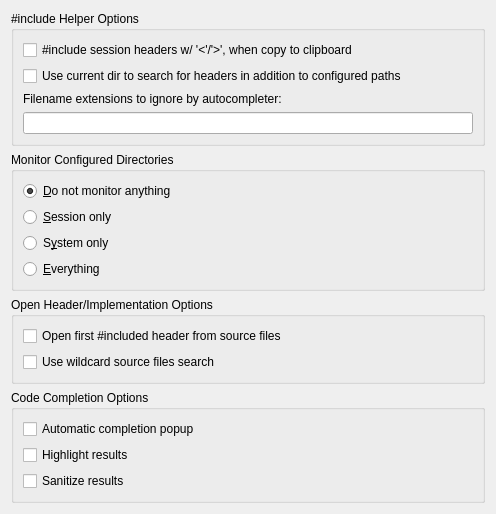
The window that src/other_settings.ui (zaufi/kate-cpp-helper-plugin) describes before a commit, drawn with Qt 5.
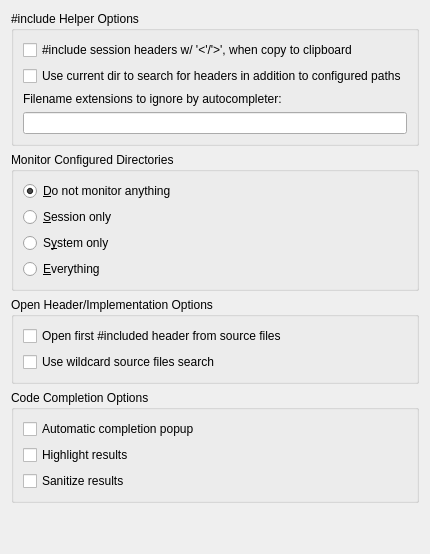
The same window after the commit. Custom widgets are drawn as their Qt base class.

Commit message: remove redundand tags from UI files

```diff
--- a/src/other_settings.ui
+++ b/src/other_settings.ui
@@ -2,14 +2,6 @@
 <ui version="4.0">
  <class>PerSessionSettingsConfigWidget</class>
  <widget class="QWidget" name="PerSessionSettingsConfigWidget">
-  <property name="geometry">
-   <rect>
-    <x>0</x>
-    <y>0</y>
-    <width>496</width>
-    <height>471</height>
-   </rect>
-  </property>
   <property name="windowTitle">
    <string>Form</string>
   </property>
```
Left out of the diff: 2 changed lines with no effect on the pictures. The commit also changes 4 other files.
